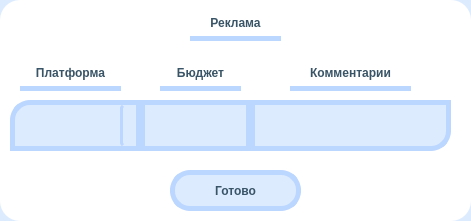
Before: the Qt Designer form CRM/editUI/editAd.ui in Plnguins/CRM, drawn with Qt 5.
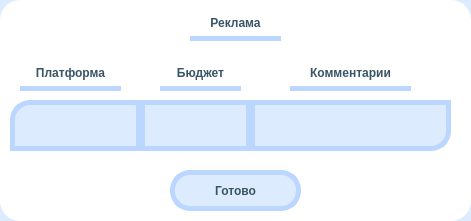
After: the same form once the commit is applied. Icons and pictures are not drawn.

Diff of the .ui file:
```diff
--- a/CRM/editUI/editAd.ui
+++ b/CRM/editUI/editAd.ui
@@ -112,6 +112,9 @@
 	border: 5px solid #BBD6FF ;
 	border-radius:0px;</string>
    </property>
+   <property name="maxLength">
+    <number>30</number>
+   </property>
    <property name="alignment">
     <set>Qt::AlignCenter</set>
    </property>
@@ -136,6 +139,9 @@
 	border-bottom-left-radius:0px;
 	border-bottom-right-radius:20px;</string>
    </property>
+   <property name="maxLength">
+    <number>30</number>
+   </property>
    <property name="alignment">
     <set>Qt::AlignCenter</set>
    </property>
@@ -257,7 +263,7 @@
     <string>Готово</string>
    </property>
   </widget>
-  <widget class="QComboBox" name="PlatfromChange">
+  <widget class="QLineEdit" name="PlatformEnter">
    <property name="geometry">
     <rect>
      <x>10</x>
@@ -267,8 +273,7 @@
     </rect>
    </property>
    <property name="styleSheet">
-    <string notr="true">QComboBox{
-font: 12pt &quot;Comfortaa&quot;;
+    <string notr="true">	font: 12pt &quot;Comfortaa&quot;;
 	font: bold;
 	color:  rgb(56, 84, 102);	
 	background-color: rgb(221, 235, 255);
@@ -276,41 +281,13 @@
 	border-top-left-radius: 20px;
 	border-top-right-radius:0px;
 	border-bottom-left-radius:0px;
-	border-bottom-right-radius:0px;
-}
-
-QComboBox::drop-down {
-
-    border-left: 3px solid #BBD6FF ;
-    border-top-left-radius: 3px; /* same radius as the QComboBox */
-    border-bottom-left-radius: 3px;
-}
-
-QComboBox::down-arrow:!on {
-    image: url(&quot;:/images/downArrow.png&quot;);
-}
-
-QComboBox::down-arrow:on { 
-    image: url(&quot;:/images/upArrow.png&quot;);
-}
-
-
-
-QComboBox QAbstractItemView {
-    border: 5px solid #BBD6FF ;
-	background-color: rgb(221, 235, 255);
-	border-bottom-left-radius:5px;
-	border-bottom-right-radius:5px;
-	border-top-left-radius:0px;
-	border-top-right-radius:0px;
-}
-
-
-
-
-
-
-</string>
+	border-bottom-right-radius:0px;</string>
+   </property>
+   <property name="maxLength">
+    <number>30</number>
+   </property>
+   <property name="alignment">
+    <set>Qt::AlignCenter</set>
    </property>
   </widget>
   <zorder>Background</zorder>
@@ -322,7 +299,7 @@
   <zorder>Comments</zorder>
   <zorder>BudgetEnter</zorder>
   <zorder>CommentsEnter</zorder>
-  <zorder>PlatfromChange</zorder>
+  <zorder>PlatformEnter</zorder>
  </widget>
  <tabstops>
   <tabstop>PlatfromChange</tabstop>
```
Left out of the diff: 4 changed lines with no effect on the pictures.
